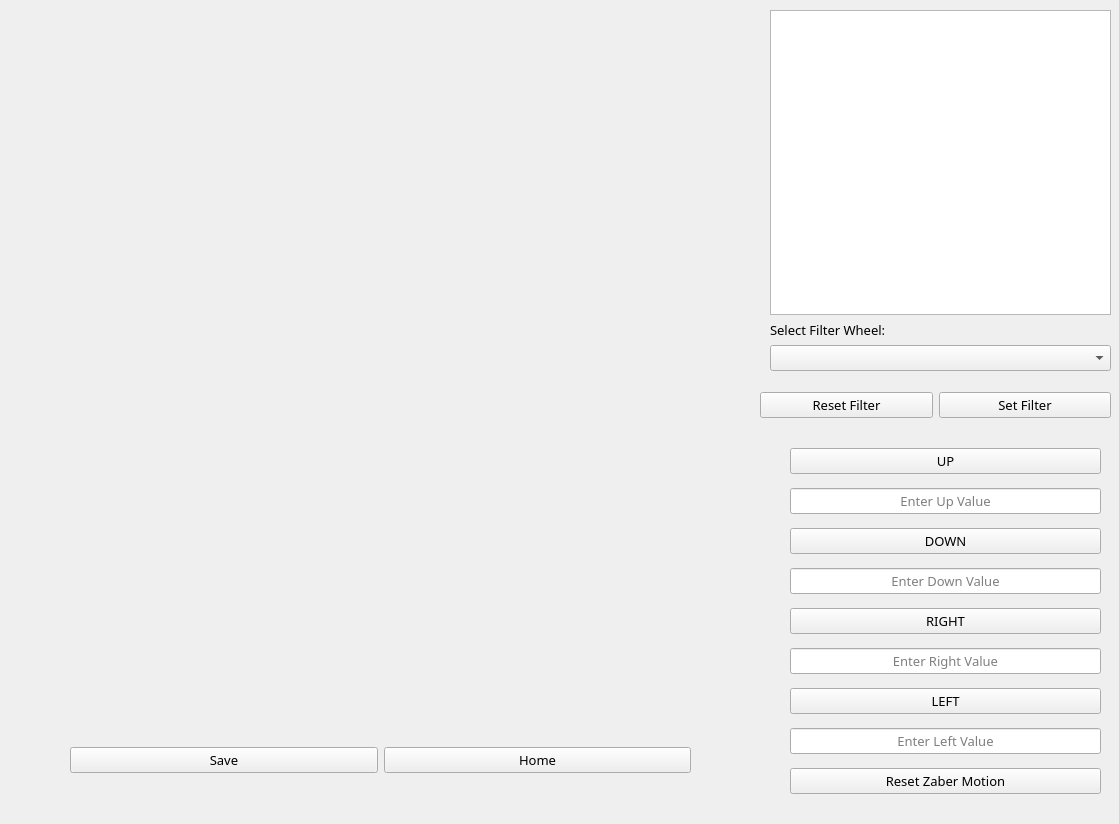
Above: MainWindowGUI.ui from tarunjoseph93/Prisms_v2.0 before the change. Below: the same form after it.
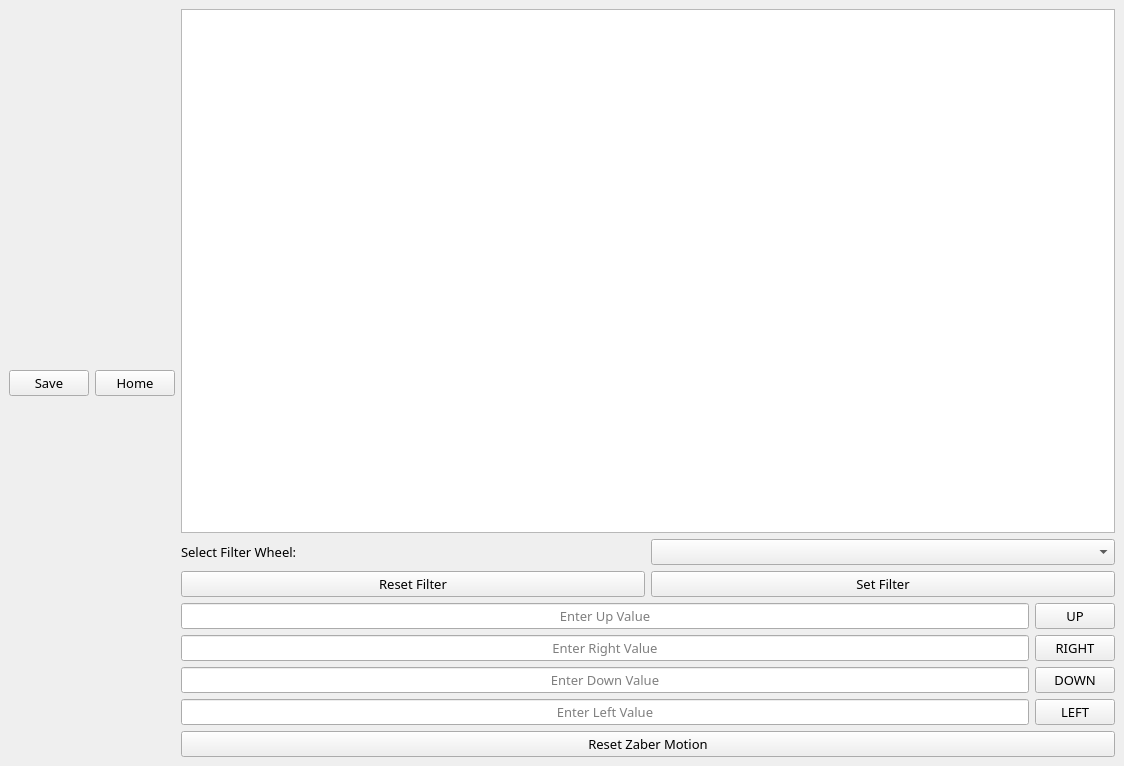
That is the form after the change.

Commit message: Made the main layout file and the Python executable file for it.

What changed in the file:
```diff
--- a/MainWindowGUI.ui
+++ b/MainWindowGUI.ui
@@ -6,8 +6,8 @@
    <rect>
     <x>0</x>
     <y>0</y>
-    <width>1119</width>
-    <height>824</height>
+    <width>1124</width>
+    <height>766</height>
    </rect>
   </property>
   <property name="font">
@@ -25,25 +25,79 @@
    <property name="enabled">
     <bool>true</bool>
    </property>
-   <widget class="QWidget" name="horizontalLayoutWidget">
-    <property name="geometry">
-     <rect>
-      <x>790</x>
-      <y>440</y>
-      <width>311</width>
-      <height>363</height>
-     </rect>
-    </property>
-    <layout class="QHBoxLayout" name="horizontalLayout">
+   <layout class="QGridLayout" name="gridLayout">
+    <item row="0" column="0">
+     <layout class="QHBoxLayout" name="horizontalLayout_8">
+      <item>
+       <layout class="QVBoxLayout" name="verticalLayout_4">
+        <item>
+         <layout class="QVBoxLayout" name="CameraVerticalLayout"/>
+        </item>
+        <item>
+         <layout class="QHBoxLayout" name="horizontalLayout_7">
+          <item>
+           <widget class="QPushButton" name="SavePicturePushButton">
+            <property name="text">
+             <string>Save</string>
+            </property>
+           </widget>
+          </item>
+          <item>
+           <widget class="QPushButton" name="HomePushButton">
+            <property name="text">
+             <string>Home</string>
+            </property>
+           </widget>
+          </item>
+         </layout>
+        </item>
+       </layout>
+      </item>
+      <item>
+       <layout class="QVBoxLayout" name="verticalLayout_3">
+        <item>
+         <widget class="QPlainTextEdit" name="LogPlainTextEdit"/>
+        </item>
+        <item>
+         <layout class="QVBoxLayout" name="verticalLayout_2">
+          <item>
+           <layout class="QHBoxLayout" name="horizontalLayout_6">
+            <item>
+             <widget class="QLabel" name="SelectFilterWheelLabel">
+              <property name="text">
+               <string>Select Filter Wheel:</string>
+              </property>
+             </widget>
+            </item>
+            <item>
+             <widget class="QComboBox" name="FilterWheelComboBox"/>
+            </item>
+           </layout>
+          </item>
+          <item>
+           <layout class="QHBoxLayout" name="horizontalLayout_5">
+            <item>
+             <widget class="QPushButton" name="ResetFilterPushButton">
+              <property name="text">
+               <string>Reset Filter</string>
+              </property>
+             </widget>
+            </item>
+            <item>
+             <widget class="QPushButton" name="SetFilterPushButton">
+              <property name="text">
+               <string>Set Filter</string>
+              </property>
+             </widget>
+            </item>
+           </layout>
+          </item>
+         </layout>
+        </item>
      <item>
       <layout class="QVBoxLayout" name="verticalLayout">
        <item>
-        <widget class="QPushButton" name="UpPushButton">
-         <property name="text">
-          <string>UP</string>
-         </property>
-        </widget>
-       </item>
+           <layout class="QHBoxLayout" name="horizontalLayout">
        <item>
         <widget class="QLineEdit" name="UpLineEdit">
          <property name="inputMask">
@@ -61,35 +115,16 @@
         </widget>
        </item>
        <item>
-        <widget class="QPushButton" name="DownPushButton">
+             <widget class="QPushButton" name="UpPushButton">
          <property name="text">
-          <string>DOWN</string>
+               <string>UP</string>
          </property>
         </widget>
        </item>
-       <item>
-        <widget class="QLineEdit" name="DownLineEdit">
-         <property name="inputMask">
-          <string/>
-         </property>
-         <property name="text">
-          <string notr="true"/>
-         </property>
-         <property name="alignment">
-          <set>Qt::AlignCenter</set>
-         </property>
-         <property name="placeholderText">
-          <string notr="true">Enter Down Value</string>
-         </property>
-        </widget>
+           </layout>
        </item>
        <item>
-        <widget class="QPushButton" name="RightPushButton">
-         <property name="text">
-          <string>RIGHT</string>
-         </property>
-        </widget>
-       </item>
+           <layout class="QHBoxLayout" name="horizontalLayout_3">
        <item>
         <widget class="QLineEdit" name="RightLineEdit">
          <property name="inputMask">
@@ -107,12 +142,43 @@
         </widget>
        </item>
        <item>
-        <widget class="QPushButton" name="LeftPushButton">
+             <widget class="QPushButton" name="RightPushButton">
          <property name="text">
-          <string>LEFT</string>
+               <string>RIGHT</string>
          </property>
         </widget>
        </item>
+           </layout>
+          </item>
+          <item>
+           <layout class="QHBoxLayout" name="horizontalLayout_2">
+            <item>
+             <widget class="QLineEdit" name="DownLineEdit">
+              <property name="inputMask">
+               <string/>
+              </property>
+              <property name="text">
+               <string notr="true"/>
+              </property>
+              <property name="alignment">
+               <set>Qt::AlignCenter</set>
+              </property>
+              <property name="placeholderText">
+               <string notr="true">Enter Down Value</string>
+              </property>
+             </widget>
+            </item>
+            <item>
+             <widget class="QPushButton" name="DownPushButton">
+              <property name="text">
+               <string>DOWN</string>
+              </property>
+             </widget>
+            </item>
+           </layout>
+          </item>
+          <item>
+           <layout class="QHBoxLayout" name="horizontalLayout_4">
        <item>
         <widget class="QLineEdit" name="LeftLineEdit">
          <property name="inputMask">
@@ -130,6 +196,15 @@
         </widget>
        </item>
        <item>
+             <widget class="QPushButton" name="LeftPushButton">
+              <property name="text">
+               <string>LEFT</string>
+              </property>
+             </widget>
+            </item>
+           </layout>
+          </item>
+          <item>
         <widget class="QPushButton" name="ResetZaberPushButton">
          <property name="text">
           <string>Reset Zaber Motion</string>
@@ -139,107 +214,10 @@
       </layout>
      </item>
     </layout>
-   </widget>
-   <widget class="QWidget" name="verticalLayoutWidget_2">
-    <property name="geometry">
-     <rect>
-      <x>760</x>
-      <y>350</y>
-      <width>351</width>
-      <height>111</height>
-     </rect>
-    </property>
-    <layout class="QVBoxLayout" name="verticalLayout_2">
-     <item>
-      <layout class="QHBoxLayout" name="horizontalLayout_2">
-       <item>
-        <widget class="QPushButton" name="ResetFilterPushButton">
-         <property name="text">
-          <string>Reset Filter</string>
-         </property>
-        </widget>
-       </item>
-       <item>
-        <widget class="QPushButton" name="SetFilterPushButton">
-         <property name="text">
-          <string>Set Filter</string>
-         </property>
-        </widget>
-       </item>
+      </item>
       </layout>
      </item>
     </layout>
-   </widget>
-   <widget class="QWidget" name="horizontalLayoutWidget_3">
-    <property name="geometry">
-     <rect>
-      <x>770</x>
-      <y>10</y>
-      <width>341</width>
-      <height>361</height>
-     </rect>
-    </property>
-    <layout class="QHBoxLayout" name="horizontalLayout_3">
-     <item>
-      <layout class="QVBoxLayout" name="verticalLayout_5">
-       <item>
-        <widget class="QPlainTextEdit" name="LogPlainTextEdit"/>
-       </item>
-       <item>
-        <widget class="QLabel" name="SelectFilterWheelLabel">
-         <property name="text">
-          <string>Select Filter Wheel:</string>
-         </property>
-        </widget>
-       </item>
-       <item>
-        <widget class="QComboBox" name="FilterWheelComboBox"/>
-       </item>
-      </layout>
-     </item>
-    </layout>
-   </widget>
-   <widget class="QWidget" name="verticalLayoutWidget_4">
-    <property name="geometry">
-     <rect>
-      <x>10</x>
-      <y>10</y>
-      <width>741</width>
-      <height>671</height>
-     </rect>
-    </property>
-    <layout class="QVBoxLayout" name="verticalLayout_6"/>
-   </widget>
-   <widget class="QWidget" name="verticalLayoutWidget_5">
-    <property name="geometry">
-     <rect>
-      <x>70</x>
-      <y>720</y>
-      <width>621</width>
-      <height>80</height>
-     </rect>
-    </property>
-    <layout class="QVBoxLayout" name="verticalLayout_8">
-     <item>
-      <layout class="QHBoxLayout" name="horizontalLayout_5">
-       <item>
-        <widget class="QPushButton" name="SavePicturePushButton">
-         <property name="text">
-          <string>Save</string>
-         </property>
-        </widget>
-       </item>
-       <item>
-        <widget class="QPushButton" name="HomePushButton">
-         <property name="text">
-          <string>Home</string>
-         </property>
-        </widget>
-       </item>
-      </layout>
-     </item>
-    </layout>
-   </widget>
   </widget>
  </widget>
  <resources/>
```
Lines whose indentation alone changed are shown as unchanged. The commit also changes 1 other file.
